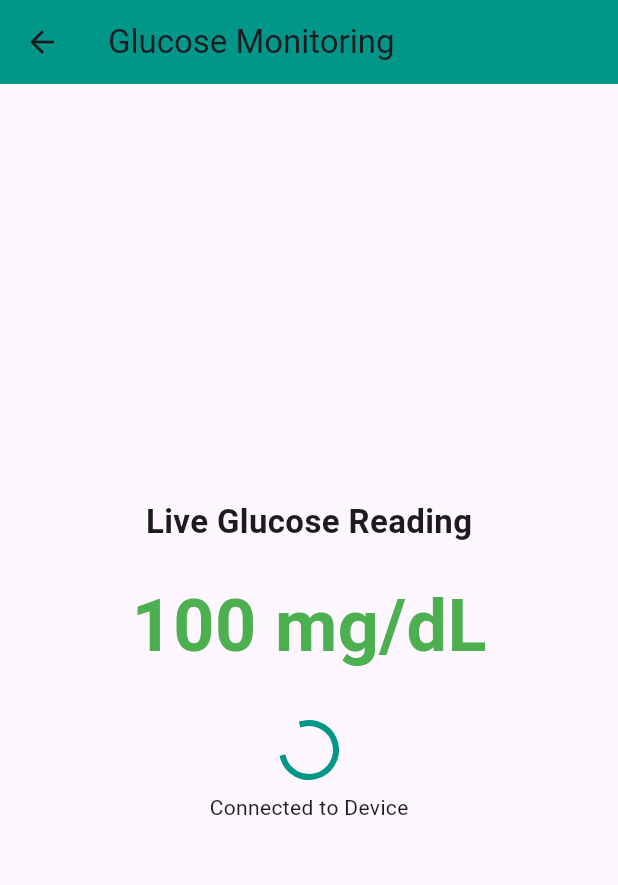
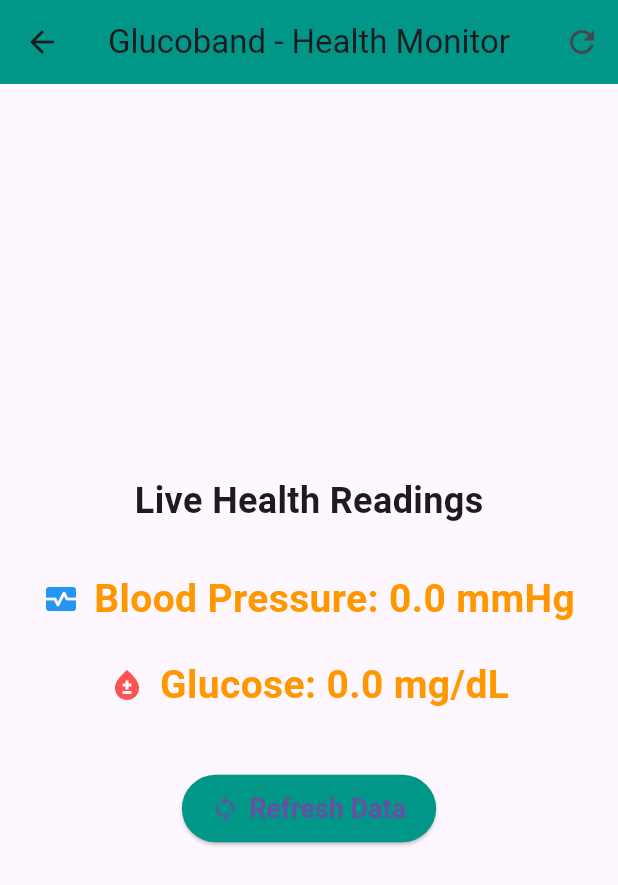
Before and after one commit to krakshitha0109/gluco-band-project, a Flutter app: the GlucoseMonitorScreen screen opened by its route, on a phone screen of 412 x 824 dp. Shown: the top 885 px of the screen. Run offline on Flutter 3.47's test engine with Material 3 defaults, Android fonts, the phone set to English and light mode, and no system bars; our stand-ins replace fl_chart; network calls fail.

Commit message:
Glucose Monitoring App with advanced features

```diff
--- a/lib/glucose_monitor_screen.dart
+++ b/lib/glucose_monitor_screen.dart
@@ -1,6 +1,6 @@
-import 'dart:async';
-import 'dart:math';
+import 'dart:convert';
 import 'package:flutter/material.dart';
+import 'package:http/http.dart' as http;
 
 class GlucoseMonitorScreen extends StatefulWidget {
   const GlucoseMonitorScreen({super.key});
@@ -10,60 +10,138 @@
 }
 
 class _GlucoseMonitorScreenState extends State<GlucoseMonitorScreen> {
-  int _glucoseValue = 100; // default starting value
-  Timer? _timer;
+  double _bloodPressure = 0;
+  double _glucoseValue = 0;
+  bool _isLoading = false;
+
+  //  Replace with your ThingSpeak details
+  final String channelId = "3013676";
+  final String readApiKey = "YWQBRJ8I400HC5F6";
 
   @override
   void initState() {
     super.initState();
+    _fetchData();
+  }
 
-    // Simulate live readings every 5 seconds
-    _timer = Timer.periodic(const Duration(seconds: 5), (timer) {
+  Future<void> _fetchData() async {
     setState(() {
-        // For now, generate random glucose values (80 - 180 mg/dL)
-        _glucoseValue = 80 + Random().nextInt(100);
+      _isLoading = true;
     });
+
+    final url =
+        "https://api.thingspeak.com/channels/$channelId/feeds.json?api_key=$readApiKey&results=1";
+
+    try {
+      final response = await http.get(Uri.parse(url));
+
+      if (response.statusCode == 200) {
+        final data = jsonDecode(response.body);
+        final feeds = data["feeds"];
+        if (feeds.isNotEmpty) {
+          final latest = feeds[0];
+          final bpValue = latest["field1"];
+          final glucoseValue = latest["field2"];
+
+          setState(() {
+            _bloodPressure = double.tryParse(bpValue ?? "0") ?? 0;
+            _glucoseValue = double.tryParse(glucoseValue ?? "0") ?? 0;
           });
         }
+      }
+    } catch (e) {
+      debugPrint("Error fetching data: $e");
+    }
 
-  @override
-  void dispose() {
-    _timer?.cancel();
-    super.dispose();
+    setState(() {
+      _isLoading = false;
+    });
   }
 
   @override
   Widget build(BuildContext context) {
     return Scaffold(
       appBar: AppBar(
-        title: const Text("Glucose Monitoring"),
+        title: const Text("Glucoband - Health Monitor"),
         backgroundColor: Colors.teal,
+        actions: [
+          IconButton(
+            icon: const Icon(Icons.refresh),
+            onPressed: _fetchData,
+          )
+        ],
       ),
-      body: Center(
+      body: _isLoading
+          ? const Center(child: CircularProgressIndicator())
+          : Center(
         child: Column(
           mainAxisAlignment: MainAxisAlignment.center,
           children: [
             const Text(
-              "Live Glucose Reading",
-              style: TextStyle(fontSize: 22, fontWeight: FontWeight.bold),
+              "Live Health Readings",
+              style: TextStyle(fontSize: 24, fontWeight: FontWeight.bold),
             ),
+            const SizedBox(height: 30),
+
+            // Blood Pressure
+            Row(
+              mainAxisAlignment: MainAxisAlignment.center,
+              children: [
+                const Icon(Icons.monitor_heart,
+                    color: Colors.blue, size: 24),
+                const SizedBox(width: 10),
+                Text(
+                  "Blood Pressure: $_bloodPressure mmHg",
+                  style: TextStyle(
+                    fontSize: 26,
+                    fontWeight: FontWeight.bold,
+                    color: _bloodPressure > 140
+                        ? Colors.red
+                        : (_bloodPressure < 90
+                        ? Colors.orange
+                        : Colors.green),
+                  ),
+                ),
+              ],
+            ),
+
             const SizedBox(height: 20),
+
+            // Glucose
+            Row(
+              mainAxisAlignment: MainAxisAlignment.center,
+              children: [
+                const Icon(Icons.bloodtype,
+                    color: Colors.redAccent, size: 24),
+                const SizedBox(width: 10),
                 Text(
-              "$_glucoseValue mg/dL",
+                  "Glucose: $_glucoseValue mg/dL",
                   style: TextStyle(
-                fontSize: 48,
+                    fontSize: 26,
                     fontWeight: FontWeight.bold,
                     color: _glucoseValue > 140
                         ? Colors.red
-                    : (_glucoseValue < 90 ? Colors.orange : Colors.green),
+                        : (_glucoseValue < 90
+                        ? Colors.orange
+                        : Colors.green),
                   ),
                 ),
-            const SizedBox(height: 30),
-            const CircularProgressIndicator(
-              valueColor: AlwaysStoppedAnimation<Color>(Colors.teal),
+              ],
             ),
-            const SizedBox(height: 10),
-            const Text("Connected to Device"),
+
+            const SizedBox(height: 40),
+            ElevatedButton.icon(
+              onPressed: _fetchData,
+              icon: const Icon(Icons.sync),
+              label: const Text("Refresh Data"),
+              style: ElevatedButton.styleFrom(
+                backgroundColor: Colors.teal,
+                padding: const EdgeInsets.symmetric(
+                    horizontal: 20, vertical: 12),
+                textStyle: const TextStyle(
+                    fontSize: 18, fontWeight: FontWeight.bold),
+              ),
+            ),
           ],
         ),
       ),
--- a/pubspec.yaml
+++ b/pubspec.yaml
@@ -11,6 +11,7 @@
   flutter:
     sdk: flutter
   fl_chart: ^0.69.0
+  http: ^0.13.6
   cupertino_icons: ^1.0.8
 
 dev_dependencies:
```
Also changed, not shown: lib/history.dart (+87 -33 lines), lib/register_screen.dart (+11 -1 lines), pubspec.lock. Lines whose indentation alone changed are shown as unchanged.
